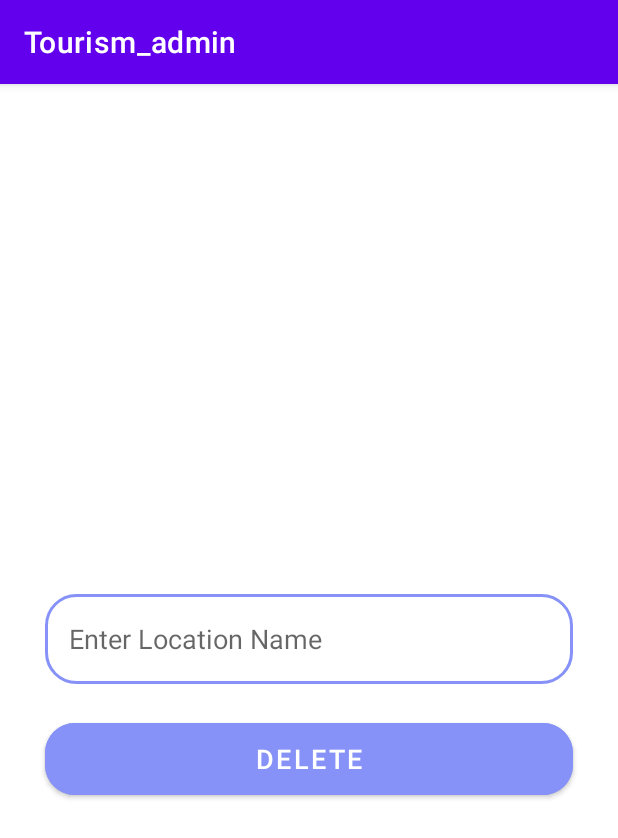
After one commit to Isuru-rangana/Tourismapp, an Android app: the DeleteActivity screen opened directly, with no data from a screen before it, on a phone screen of 412 x 824 dp. The commit adds this screen. Shown: the top 838 px of the screen. Run offline under Robolectric (Android 15) with nearby library versions, the phone set to English and light mode, and no system bars; our stand-ins replace Firebase (no records; nobody signed in at launch, a user with empty details on screens opened directly).

Commit message:
Delete Activity Add

```diff
--- a/tourism_admin/build.gradle
+++ b/tourism_admin/build.gradle
@@ -63,4 +63,6 @@ dependencies {
 
     //Progress Dialog Library
     implementation 'com.jpardogo.googleprogressbar:library:1.2.0'
+
+
 }
--- a/tourism_admin/src/main/AndroidManifest.xml
+++ b/tourism_admin/src/main/AndroidManifest.xml
@@ -8,7 +8,10 @@
         android:supportsRtl="true"
         android:theme="@style/Theme.Tourismapp">
         <activity
-            android:name=".UpdateActivity"
+            android:name=".model.DeleteActivity"
+            android:exported="false" />
+        <activity
+            android:name=".model.UpdateActivity"
             android:exported="false" />
         <activity
             android:name=".model.LocationActivity"
--- /dev/null
+++ b/tourism_admin/src/main/java/com/example/tourism_admin/model/DeleteActivity.kt
@@ -0,0 +1,46 @@
+package com.example.tourism_admin.model
+
+import androidx.appcompat.app.AppCompatActivity
+import android.os.Bundle
+import android.widget.Toast
+import androidx.navigation.NavController
+import com.example.tourism_admin.R
+import com.example.tourism_admin.databinding.ActivityDeleteBinding
+import com.google.firebase.database.DatabaseReference
+import com.google.firebase.database.FirebaseDatabase
+
+class DeleteActivity : AppCompatActivity() {
+    private lateinit var navController: NavController
+
+    private lateinit var binding: ActivityDeleteBinding
+    private lateinit var database: DatabaseReference
+    override fun onCreate(savedInstanceState: Bundle?) {
+        super.onCreate(savedInstanceState)
+        binding = ActivityDeleteBinding.inflate(layoutInflater)
+        setContentView(binding.root)
+        binding.deleteButton.setOnClickListener {
+            val location = binding.deleteLocation.text.toString()
+            if (location.isNotEmpty())
+                deleteData(location)
+            else
+                Toast.makeText(this, "Please enter Location", Toast.LENGTH_SHORT).show()
+        }
+    }
+    private fun deleteData(locationId: String){
+        database = FirebaseDatabase.getInstance().getReference("location")
+        database.child(locationId).removeValue().addOnSuccessListener {
+                binding.deleteLocation.text.clear()
+                Toast.makeText(this, "Deleted", Toast.LENGTH_SHORT).show()
+                finish()
+
+        }.addOnFailureListener {
+            Toast.makeText(this, "Unable to delete", Toast.LENGTH_SHORT).show()
+        }
+    }
+
+    //to implement correct backward navigation
+    override fun onSupportNavigateUp(): Boolean {
+        return navController.navigateUp() || super.onSupportNavigateUp()
+    }
+
+}
--- a/tourism_admin/src/main/java/com/example/tourism_admin/model/LocationActivity.kt
+++ b/tourism_admin/src/main/java/com/example/tourism_admin/model/LocationActivity.kt
@@ -61,11 +61,15 @@ class LocationActivity : AppCompatActivity() {
             override fun onCancelled(error: DatabaseError) {
                 dialog.dismiss()
             }
+
+
         })
         binding.fab.setOnClickListener(View.OnClickListener {
             val intent = Intent(this@LocationActivity, UploadActivity::class.java)
             startActivity(intent)
         })
+
+
         binding.search.setOnQueryTextListener(object : SearchView.OnQueryTextListener {
             override fun onQueryTextSubmit(query: String): Boolean {
                 return false
--- /dev/null
+++ b/tourism_admin/src/main/res/layout/activity_delete.xml
@@ -0,0 +1,49 @@
+<?xml version="1.0" encoding="utf-8"?>
+<LinearLayout
+    xmlns:android="http://schemas.android.com/apk/res/android"
+    xmlns:app="http://schemas.android.com/apk/res-auto"
+    xmlns:tools="http://schemas.android.com/tools"
+    android:layout_width="match_parent"
+    android:layout_height="match_parent"
+    android:orientation="vertical"
+
+    tools:context=".model.DetailActivity">
+
+
+    <LinearLayout
+        android:layout_width="match_parent"
+        android:layout_height="wrap_content"
+        android:orientation="vertical"
+        android:layout_marginTop="300dp"
+        android:layout_gravity="center_horizontal"
+        android:padding="20dp">
+
+        <EditText
+            android:id="@+id/deleteLocation"
+            android:layout_width="match_parent"
+            android:layout_height="60dp"
+            android:layout_marginStart="10dp"
+            android:layout_marginTop="20dp"
+            android:layout_marginEnd="10dp"
+            android:background="@drawable/lavender_border"
+            android:gravity="start|center_vertical"
+            android:hint="Enter Location Name"
+            android:padding="16dp"
+            android:textColor="@color/lavender" />
+
+
+        <Button
+            android:layout_width="match_parent"
+            android:layout_height="60dp"
+            android:text="Delete"
+            android:id="@+id/deleteButton"
+            android:textSize="18sp"
+            android:layout_marginTop="20dp"
+            android:layout_marginStart="10dp"
+            android:layout_marginEnd="10dp"
+            android:backgroundTint="@color/lavender"
+            app:cornerRadius = "20dp"/>
+
+    </LinearLayout>
+
+</LinearLayout>
--- a/tourism_admin/src/main/res/layout/activity_main.xml
+++ b/tourism_admin/src/main/res/layout/activity_main.xml
@@ -1,4 +1,5 @@
 <?xml version="1.0" encoding="utf-8"?>
+
 <androidx.coordinatorlayout.widget.CoordinatorLayout
     xmlns:android="http://schemas.android.com/apk/res/android"
     xmlns:app="http://schemas.android.com/apk/res-auto"
```
Also changed, not shown: tourism_admin/src/main/java/com/example/tourism_admin/MainActivity.kt (+8 -8 lines), tourism_admin/src/main/java/com/example/tourism_admin/MyAdapter1.kt (+20 -1 lines), tourism_admin/src/main/res/layout/recycler_item.xml (+19 -0 lines), tourism_admin/src/main/res/drawable/feedback.png (added), tourism_admin/src/main/res/drawable/food.png (added), tourism_admin/src/main/res/drawable/hotel.png (added), tourism_admin/src/main/res/drawable/location.png (added).
